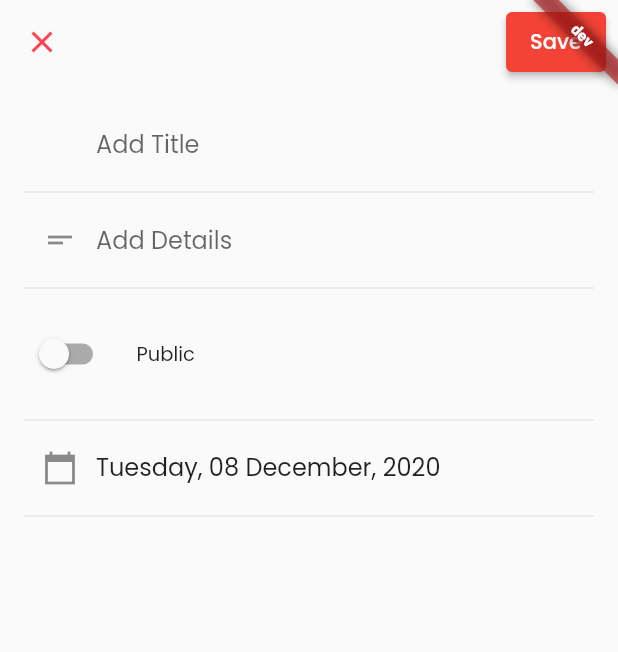
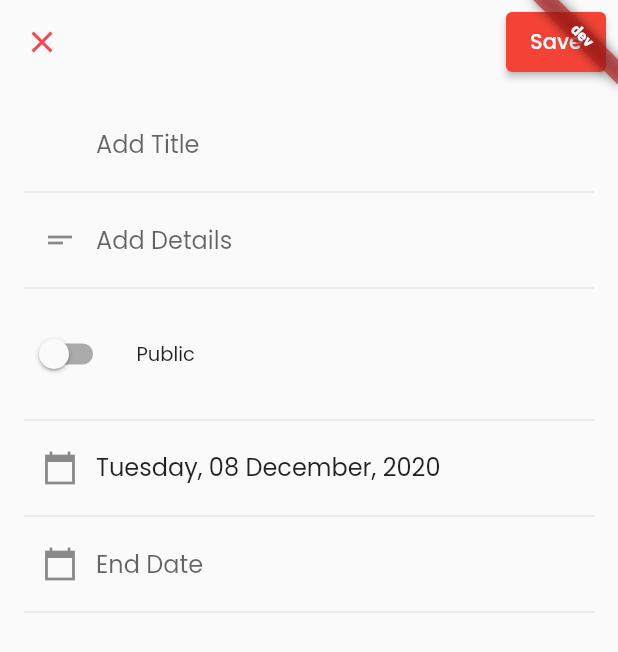
Before and after one commit to lohanidamodar/flutter_events_2021, a Flutter app: the AddEventPage screen opened by its route, on a phone screen of 412 x 824 dp. Shown: the top 652 px of the screen. Run offline on Flutter 3.47's test engine with Material 2 defaults, Android fonts, the phone set to English and light mode, and no system bars; drawn by our look-alikes of flutter_form_builder; our stand-ins replace cloud_firestore, device_info, firebase_analytics, firebase_auth, firebase_core, firebase_crashlytics and 9 more; missing offline and left inert: firebase_helpers, flutter_auth_buttons; accounts and stored records are empty; statements that could not run were skipped.

Commit message:
events with duration, initial

```diff
--- a/lib/features/events/data/models/app_event.dart
+++ b/lib/features/events/data/models/app_event.dart
@@ -7,6 +7,7 @@ class AppEvent {
   final DateTime date;
   final String userId;
   final bool public;
+  final DateTime endDate;
   AppEvent({
     this.title,
     this.id,
@@ -14,6 +15,7 @@ class AppEvent {
     this.date,
     this.userId,
     this.public,
+    this.endDate,
   });
 
   AppEvent copyWith({
@@ -23,6 +25,7 @@ class AppEvent {
     DateTime date,
     String userId,
     bool public,
+    DateTime endDate,
   }) {
     return AppEvent(
       title: title ?? this.title,
@@ -31,6 +34,7 @@ class AppEvent {
       date: date ?? this.date,
       userId: userId ?? this.userId,
       public: public ?? this.public,
+      endDate: endDate ?? this.endDate,
     );
   }
 
@@ -39,9 +43,10 @@ class AppEvent {
       'title': title,
       'id': id,
       'description': description,
-      'date': date.millisecondsSinceEpoch,
+      'date': date?.millisecondsSinceEpoch,
       'userId': userId,
       'public': public,
+      'endDate': endDate?.millisecondsSinceEpoch,
     };
   }
 
@@ -53,8 +58,9 @@ class AppEvent {
       id: map['id'],
       description: map['description'],
       date: DateTime.fromMillisecondsSinceEpoch(map['date']),
-      userId: map['userId'],
+      userId: map['user_id'],
       public: map['public'],
+      endDate: map['end_date'] != null ?  DateTime.fromMillisecondsSinceEpoch(map['end_date']) : null,
     );
   }
   factory AppEvent.fromDS(String id, Map<String, dynamic> data) {
@@ -67,6 +73,7 @@ class AppEvent {
       date: DateTime.fromMillisecondsSinceEpoch(data['date']),
       userId: data['user_id'],
       public: data['public'],
+      endDate: data['end_date'] != null ?  DateTime.fromMillisecondsSinceEpoch(data['end_date']) : null,
     );
   }
 
@@ -77,7 +84,7 @@ class AppEvent {
 
   @override
   String toString() {
-    return 'AppEvent(title: $title, id: $id, description: $description, date: $date, userId: $userId, public: $public)';
+    return 'AppEvent(title: $title, id: $id, description: $description, date: $date, userId: $userId, public: $public, endDate: $endDate)';
   }
 
   @override
@@ -90,7 +97,8 @@ class AppEvent {
       o.description == description &&
       o.date == date &&
       o.userId == userId &&
-        o.public == public;
+      o.public == public &&
+      o.endDate == endDate;
   }
 
   @override
@@ -100,6 +108,7 @@ class AppEvent {
       description.hashCode ^
       date.hashCode ^
       userId.hashCode ^
-        public.hashCode;
+      public.hashCode ^
+      endDate.hashCode;
   }
 }
--- a/lib/features/events/presentation/pages/add_event.dart
+++ b/lib/features/events/presentation/pages/add_event.dart
@@ -38,12 +38,14 @@ class _AddEventPageState extends State<AddEventPage> {
             padding: const EdgeInsets.all(8.0),
             child: ElevatedButton(
               onPressed: () async {
-                //save
+                if(!_formKey.currentState.validate())return;
                 _formKey.currentState.save();
                 final data =
                     Map<String, dynamic>.from(_formKey.currentState.value);
                 data["date"] =
                     (data["date"] as DateTime).millisecondsSinceEpoch;
+                data["end_date"] =
+                    (data["end_date"] as DateTime)?.millisecondsSinceEpoch;
                 if (widget.event != null) {
                   //update
                   await eventDBS.updateData(widget.event.id, data);
@@ -71,6 +73,8 @@ class _AddEventPageState extends State<AddEventPage> {
               children: [
                 FormBuilderTextField(
                   name: "title",
+                  validator: FormBuilderValidators.compose(
+                      [FormBuilderValidators.required(context)]),
                   initialValue: widget.event?.title,
                   decoration: InputDecoration(
                       hintText: "Add Title",
@@ -101,6 +105,8 @@ class _AddEventPageState extends State<AddEventPage> {
                 Divider(),
                 FormBuilderDateTimePicker(
                   name: "date",
+                  validator: FormBuilderValidators.compose(
+                      [FormBuilderValidators.required(context)]),
                   initialValue: widget.selectedDate ??
                       widget.event?.date ??
                       DateTime.now(),
@@ -115,6 +121,30 @@ class _AddEventPageState extends State<AddEventPage> {
                   ),
                 ),
                 Divider(),
+                FormBuilderDateTimePicker(
+                  name: "end_date",
+                  initialValue: widget.event?.endDate,
+                  initialDate: DateTime.now(),
+                  validator: (val) {
+                    if(val == null) return null;
+                    var startDate = (_formKey.currentState.fields['date']?.value
+                            as DateTime)
+                        ?.millisecondsSinceEpoch;
+                    if (startDate == null) return null;
+                    if (startDate > val.millisecondsSinceEpoch) {
+                      return "End date cannot be before than start date";
+                    }
+                    return null;
+                  },
+                  initialDatePickerMode: DatePickerMode.day,
+                  inputType: InputType.date,
+                  format: DateFormat('EEEE, dd MMMM, yyyy'),
+                  decoration: InputDecoration(
+                      border: InputBorder.none,
+                      prefixIcon: Icon(Icons.calendar_today_sharp),
+                      hintText: "End Date"),
+                ),
+                Divider(),
               ],
             ),
           ),
--- a/lib/features/events/presentation/pages/event_details.dart
+++ b/lib/features/events/presentation/pages/event_details.dart
@@ -73,6 +73,7 @@ class EventDetails extends StatelessWidget {
                 Text(DateFormat("EEEE, dd MMMM, yyyy").format(event.date)),
           ),
           const SizedBox(height: 10.0),
+          if(event.description != null)
           ListTile(
             leading: Icon(Icons.short_text),
             title: Text(event.description),
```
Also changed, not shown: lib/features/home/presentation/pages/home.dart (+15 -2 lines). Lines whose indentation alone changed are shown as unchanged.
